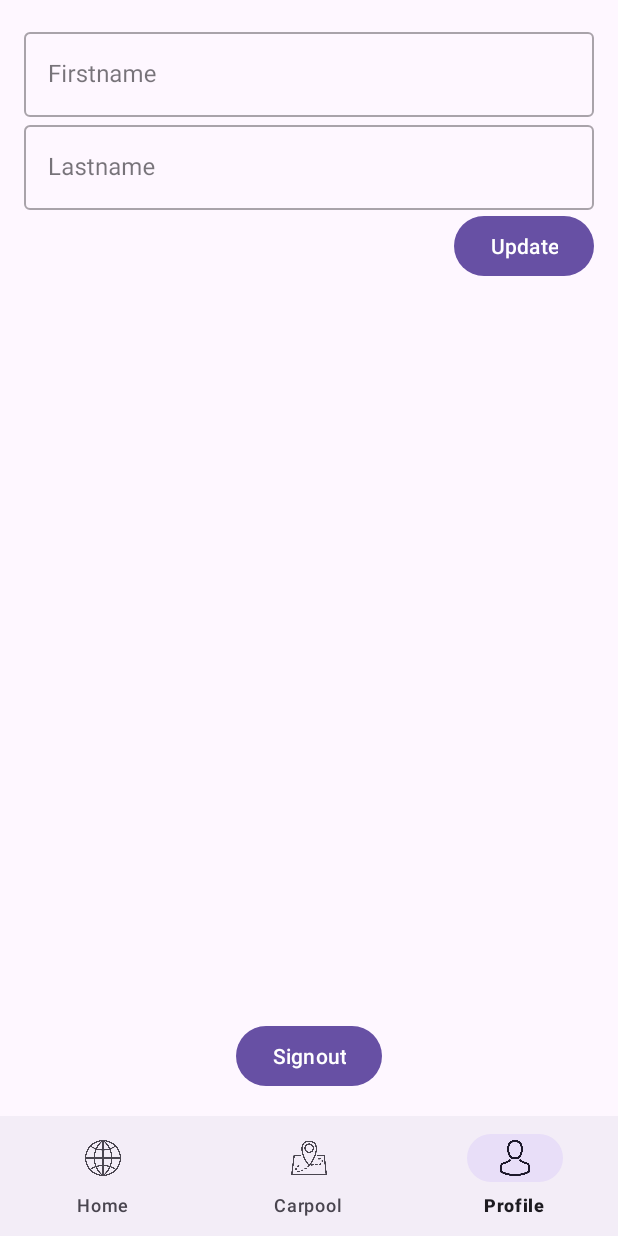
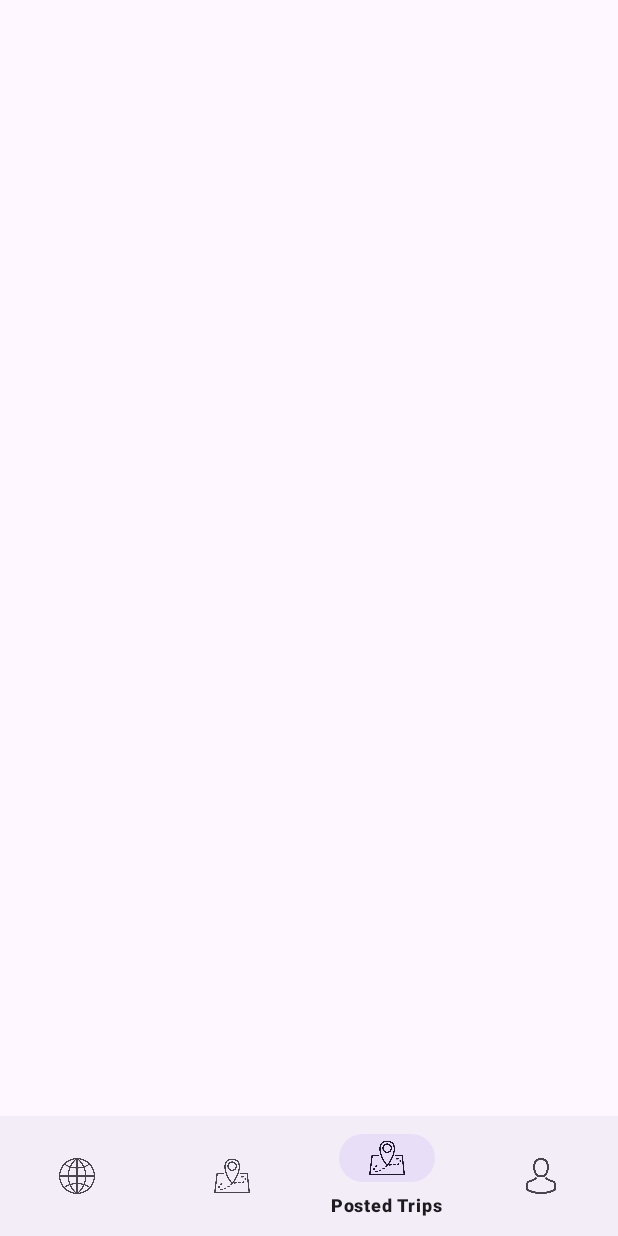
Before and after one commit to CS446-ECE452-JourneyTogether/CS446-ECE452-project, an Android app: the screen it shows after launch once a user with an empty profile is signed in (MainActivity), item 3 of the bottom bar chosen, on a phone screen of 412 x 824 dp. Run offline under Robolectric (Android 15) with nearby library versions, the phone set to English and light mode, and no system bars; our stand-ins replace Firebase (no records; nobody signed in at launch, a user with empty details on screens opened directly); libraries missing offline, so code that uses them is left out: org.checkerframework.checker.

Commit message:
add posted trips fragment

```diff
--- a/app/src/main/java/ca/uwaterloo/cs446/journeytogether/MainActivity.java
+++ b/app/src/main/java/ca/uwaterloo/cs446/journeytogether/MainActivity.java
@@ -29,6 +29,7 @@ public class MainActivity extends AppCompatActivity {
     // fragments used for navigation
     TripListFragment tripListFragment;
     ProfileFragment profileFragment;
+    PostedTripsFragment postedTripsFragment;
     HomeFragment homeFragment;
 
     @Override
@@ -40,6 +41,7 @@ public class MainActivity extends AppCompatActivity {
 
         homeFragment = new HomeFragment();
         tripListFragment = new TripListFragment();
+        postedTripsFragment = new PostedTripsFragment();
         profileFragment = new ProfileFragment(mAuth);
         setFragment(homeFragment);
 
@@ -58,6 +60,9 @@ public class MainActivity extends AppCompatActivity {
                         }
                         else if (item.getItemId() == R.id.navigation_carpool) {
                             fragment = tripListFragment;
+                        }
+                        else if (item.getItemId() == R.id.navigation_posted_trips) {
+                            fragment = postedTripsFragment;
                         }
                         else if (item.getItemId() == R.id.navigation_profile) {
                             fragment = profileFragment;
--- /dev/null
+++ b/app/src/main/java/ca/uwaterloo/cs446/journeytogether/PostedTripsFragment.java
@@ -0,0 +1,60 @@
+package ca.uwaterloo.cs446.journeytogether;
+
+import android.os.Bundle;
+import android.util.Log;
+import android.view.LayoutInflater;
+import android.view.View;
+import android.view.ViewGroup;
+
+import androidx.fragment.app.Fragment;
+import androidx.recyclerview.widget.LinearLayoutManager;
+import androidx.recyclerview.widget.RecyclerView;
+
+import com.google.android.material.snackbar.Snackbar;
+import com.google.firebase.firestore.FirebaseFirestore;
+import com.google.firebase.firestore.QueryDocumentSnapshot;
+
+import java.util.ArrayList;
+
+import ca.uwaterloo.cs446.journeytogether.common.InAppNotice;
+import ca.uwaterloo.cs446.journeytogether.schema.Trip;
+import ca.uwaterloo.cs446.journeytogether.common.CurrentUser;
+
+public class PostedTripsFragment extends Fragment {
+
+    private ArrayList<Trip> trips = new ArrayList<>();
+    private View rootView;
+    private RecyclerView recyclerView;
+    private TripAdapter tripAdapter;
+    private InAppNotice inAppNotice;
+
+    FirebaseFirestore db = FirebaseFirestore.getInstance();
+
+    public PostedTripsFragment() {
+
+    }
+
+    @Override
+    public View onCreateView(LayoutInflater inflater, ViewGroup container, Bundle savedInstanceState) {
+
+        rootView = inflater.inflate(R.layout.fragment_trip_list, container, false);
+        inAppNotice = new InAppNotice(rootView);
+
+        CurrentUser.getCurrentUser().thenApply((driver) -> {
+            Trip.firestore.makeQuery(
+                c -> c.whereEqualTo("driver", driver.getId()),
+                (arr) -> {
+                    this.trips = arr;
+                    recyclerView = rootView.findViewById(R.id.tripListRecyclerView);
+                    tripAdapter = new TripAdapter(trips, getContext());
+                    recyclerView.setAdapter(tripAdapter);
+                    recyclerView.setLayoutManager(new LinearLayoutManager(getContext()));
+                },
+                () -> { inAppNotice.onError("Cannot fetch the trips. Please try again later."); }
+            );
+            return null;
+        });
+
+        return rootView;
+    }
+}
--- a/app/src/main/res/menu/bottom_menu.xml
+++ b/app/src/main/res/menu/bottom_menu.xml
@@ -9,6 +9,10 @@
         android:icon="@drawable/carpool"
         android:title="Carpool" />
     <item
+        android:id="@+id/navigation_posted_trips"
+        android:icon="@drawable/carpool"
+        android:title="Posted Trips" />
+    <item
         android:id="@+id/navigation_profile"
         android:icon="@drawable/profile"
         android:title="Profile" />
```
Also changed, not shown: 1 other file.
